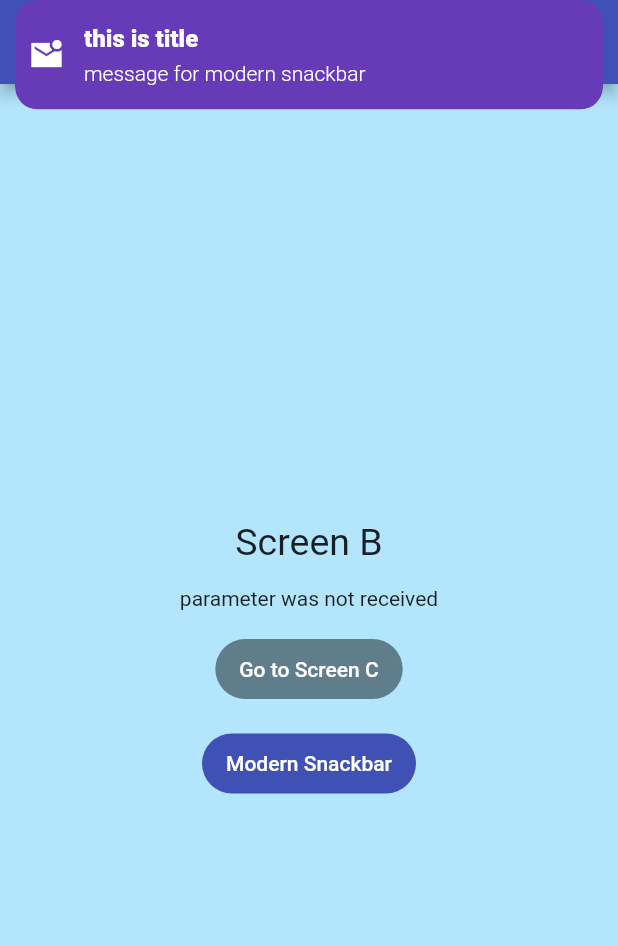
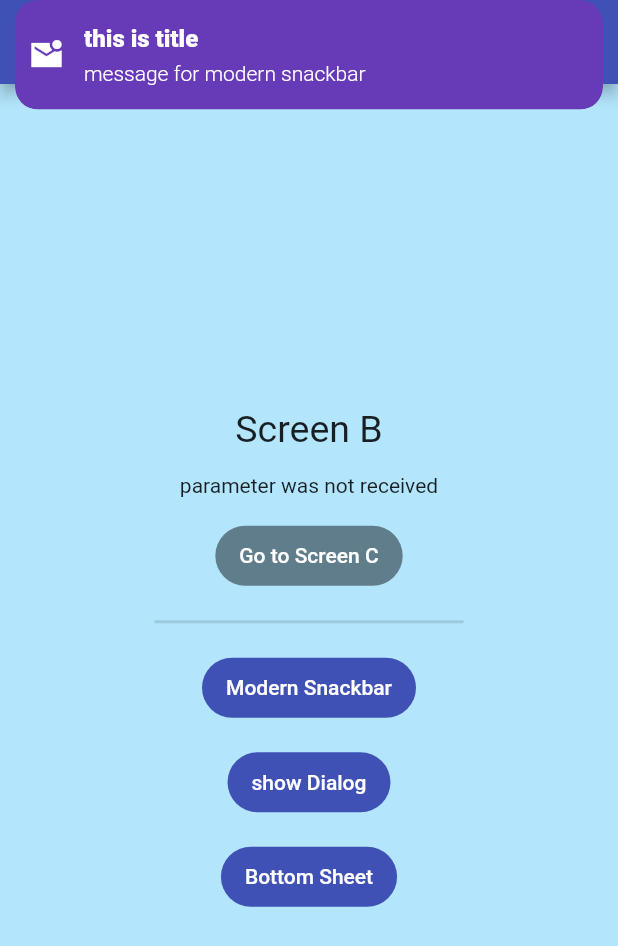
Before and after one commit to hashemsh/flutter_exercises, a Flutter app: the ScreenB screen opened by its route, after a tap on "Modern Snackbar", on a phone screen of 412 x 824 dp. Shown: the top 946 px of the screen. Run offline on Flutter 3.47's test engine with Material 2 defaults, Android fonts, the light colour scheme and no system bars; our stand-ins replace fl_chart, get.

Commit message:
last test and final commit for getX sample

```diff
--- a/getx_routing_sample/lib/screens/screen_b.dart
+++ b/getx_routing_sample/lib/screens/screen_b.dart
@@ -3,14 +3,22 @@ import 'package:get/get.dart';
 
 import '../routes/app_routes.dart';
 
-class ScreenB extends StatelessWidget {
+MaterialColor appbarColor = Colors.indigo;
+
+class ScreenB extends StatefulWidget {
   const ScreenB({super.key});
 
+  @override
+  State<ScreenB> createState() => _ScreenBState();
+}
+
+class _ScreenBState extends State<ScreenB> {
   @override
   Widget build(BuildContext context) {
     return Scaffold(
       backgroundColor: Colors.lightBlue.shade100,
       appBar: AppBar(
+        backgroundColor: appbarColor,
         title: Text(Get.parameters["title"] ?? 'Screen B default'),
         centerTitle: true,
       ),
@@ -36,8 +44,12 @@ class ScreenB extends StatelessWidget {
               onPressed: () => Get.toNamed(Routes.screenC),
               child: const Text('Go to Screen C'),
             ),
-            const SizedBox(
-              height: 15,
+            SizedBox(
+              width: Get.width / 2,
+              child: const Divider(
+                height: 40,
+                thickness: 2,
+              ),
             ),
             FilledButton(
               onPressed: () => Get.snackbar(
@@ -52,6 +64,52 @@ class ScreenB extends StatelessWidget {
               ),
               child: const Text('Modern Snackbar'),
             ),
+            const SizedBox(
+              height: 15,
+            ),
+            FilledButton(
+              onPressed: () => Get.dialog(AlertDialog(
+                actions: [
+                  TextButton(
+                    onPressed: () {
+                      setState(() {
+                        appbarColor = Colors.pink;
+                        Get.back();
+                      });
+                    },
+                    child: const Text('Ok'),
+                  )
+                ],
+                title: const Text("Dialog title "),
+                content: const Text("change appbar color for you "),
+              )),
+              child: const Text('show Dialog'),
+            ),
+            const SizedBox(
+              height: 15,
+            ),
+            FilledButton(
+              onPressed: () => Get.bottomSheet(
+                Container(
+                  width: double.infinity,
+                  height: 300,
+                  decoration: const BoxDecoration(
+                    color: Colors.white,
+                    borderRadius: BorderRadius.only(
+                      topLeft: Radius.circular(20),
+                      topRight: Radius.circular(20),
+                    ),
+                  ),
+                  child: const Center(
+                    child: Text(
+                      'this is Bottom sheet for test ',
+                      style: TextStyle(fontSize: 20),
+                    ),
+                  ),
+                ),
+              ),
+              child: const Text('Bottom Sheet'),
+            ),
           ],
         ),
       ),
```
